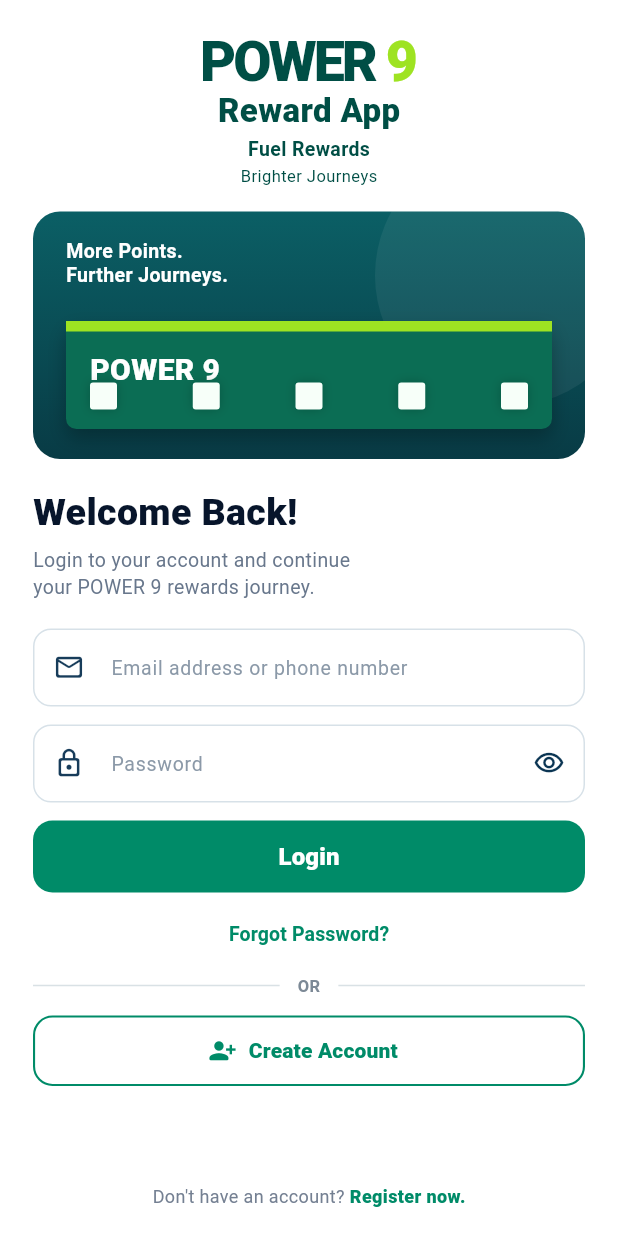
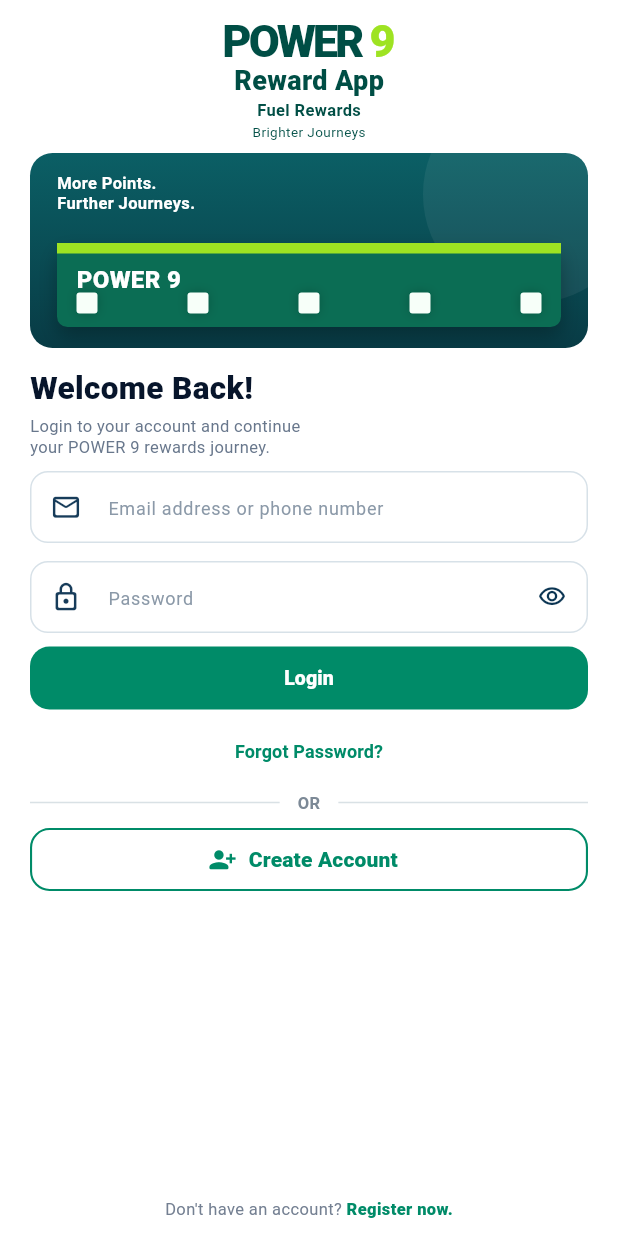
Before and after one commit to HtayOoLwin/bcn_power9_member_mobile, a Flutter app: the screen it shows after launch, on a phone screen of 412 x 824 dp. Run offline on Flutter 3.47's test engine with Material 3 defaults, Android fonts, the phone set to English and light mode, and no system bars.

Commit message:
Compact login layout to match POWER 9 reference

```diff
--- a/lib/main.dart
+++ b/lib/main.dart
@@ -60,19 +60,19 @@ class _LoginPageState extends State<LoginPage> {
         child: LayoutBuilder(
           builder: (context, constraints) {
             return SingleChildScrollView(
-              padding: const EdgeInsets.fromLTRB(22, 20, 22, 18),
+              padding: const EdgeInsets.fromLTRB(20, 10, 20, 10),
               child: ConstrainedBox(
-                constraints: BoxConstraints(minHeight: constraints.maxHeight - 38),
+                constraints: BoxConstraints(minHeight: constraints.maxHeight - 20),
                 child: IntrinsicHeight(
                   child: Column(
                     children: [
                       _buildBrand(),
-                      const SizedBox(height: 16),
+                      const SizedBox(height: 8),
                       _buildStationHero(),
-                      const SizedBox(height: 18),
+                      const SizedBox(height: 12),
                       _buildLoginForm(),
                       const Spacer(),
-                      const SizedBox(height: 18),
+                      const SizedBox(height: 10),
                       _buildRegisterFooter(),
                     ],
                   ),
@@ -91,7 +91,7 @@ class _LoginPageState extends State<LoginPage> {
         RichText(
           text: const TextSpan(
             style: TextStyle(
-              fontSize: 37,
+              fontSize: 30,
               fontWeight: FontWeight.w900,
               letterSpacing: -2,
             ),
@@ -105,17 +105,17 @@ class _LoginPageState extends State<LoginPage> {
           'Reward App',
           style: TextStyle(
             color: _darkGreen,
-            fontSize: 22,
+            fontSize: 18,
             height: 0.95,
             fontWeight: FontWeight.w800,
           ),
         ),
-        const SizedBox(height: 6),
+        const SizedBox(height: 3),
         const Text(
           'Fuel Rewards',
           style: TextStyle(
             color: _darkGreen,
-            fontSize: 13,
+            fontSize: 11,
             fontWeight: FontWeight.w600,
           ),
         ),
@@ -123,7 +123,7 @@ class _LoginPageState extends State<LoginPage> {
           'Brighter Journeys',
           style: TextStyle(
             color: _darkGreen,
-            fontSize: 11,
+            fontSize: 9,
             letterSpacing: .3,
           ),
         ),
@@ -133,11 +133,11 @@ class _LoginPageState extends State<LoginPage> {
 
   Widget _buildStationHero() {
     return Container(
-      height: 165,
+      height: 130,
       width: double.infinity,
       clipBehavior: Clip.antiAlias,
       decoration: BoxDecoration(
-        borderRadius: BorderRadius.circular(18),
+        borderRadius: BorderRadius.circular(15),
         gradient: const LinearGradient(
           begin: Alignment.topCenter,
           end: Alignment.bottomCenter,
@@ -150,8 +150,8 @@ class _LoginPageState extends State<LoginPage> {
             top: -45,
             right: -35,
             child: Container(
-              width: 175,
-              height: 175,
+              width: 145,
+              height: 145,
               decoration: BoxDecoration(
                 shape: BoxShape.circle,
                 color: Colors.white.withValues(alpha: .06),
@@ -159,11 +159,11 @@ class _LoginPageState extends State<LoginPage> {
             ),
           ),
           Positioned(
-            bottom: 20,
-            left: 22,
-            right: 22,
+            bottom: 14,
+            left: 18,
+            right: 18,
             child: Container(
-              height: 72,
+              height: 56,
               decoration: BoxDecoration(
                 color: const Color(0xFF0B6D54),
                 borderRadius: BorderRadius.circular(7),
@@ -184,28 +184,28 @@ class _LoginPageState extends State<LoginPage> {
                     child: Container(height: 7, color: _lime),
                   ),
                   const Positioned(
-                    left: 16,
-                    top: 18,
+                    left: 13,
+                    top: 13,
                     child: Text(
                       'POWER 9',
                       style: TextStyle(
                         color: Colors.white,
-                        fontSize: 20,
+                        fontSize: 16,
                         fontWeight: FontWeight.w900,
                       ),
                     ),
                   ),
                   Positioned(
-                    left: 16,
-                    right: 16,
-                    bottom: 13,
+                    left: 13,
+                    right: 13,
+                    bottom: 9,
                     child: Row(
                       mainAxisAlignment: MainAxisAlignment.spaceBetween,
                       children: List.generate(
                         5,
                         (_) => Container(
-                          width: 18,
-                          height: 18,
+                          width: 14,
+                          height: 14,
                           decoration: BoxDecoration(
                             color: const Color(0xFFF7FFF9),
                             borderRadius: BorderRadius.circular(2),
@@ -222,14 +222,14 @@ class _LoginPageState extends State<LoginPage> {
             ),
           ),
           const Positioned(
-            left: 22,
-            top: 18,
+            left: 18,
+            top: 14,
             child: Text(
               'More Points.\nFurther Journeys.',
               style: TextStyle(
                 color: Colors.white,
-                fontSize: 13,
-                height: 1.25,
+                fontSize: 11,
+                height: 1.2,
                 fontWeight: FontWeight.w700,
               ),
             ),
@@ -249,20 +249,20 @@ class _LoginPageState extends State<LoginPage> {
             'Welcome Back!',
             style: TextStyle(
               color: _navy,
-              fontSize: 25,
+              fontSize: 21,
               fontWeight: FontWeight.w900,
             ),
           ),
-          const SizedBox(height: 5),
+          const SizedBox(height: 3),
           const Text(
             'Login to your account and continue\nyour POWER 9 rewards journey.',
             style: TextStyle(
               color: Color(0xFF68778C),
-              fontSize: 13,
-              height: 1.35,
+              fontSize: 11,
+              height: 1.3,
             ),
           ),
-          const SizedBox(height: 18),
+          const SizedBox(height: 9),
           TextFormField(
             key: const Key('login_identifier'),
             controller: _userController,
@@ -294,7 +294,7 @@ class _LoginPageState extends State<LoginPage> {
                   _obscurePassword
                       ? Icons.visibility_outlined
                       : Icons.visibility_off_outlined,
-                  size: 21,
+                  size: 19,
                   color: const Color(0xFF0B3553),
                 ),
               ),
@@ -306,9 +306,9 @@ class _LoginPageState extends State<LoginPage> {
               return null;
             },
           ),
-          const SizedBox(height: 12),
+          const SizedBox(height: 9),
           SizedBox(
-            height: 48,
+            height: 42,
             child: FilledButton(
               key: const Key('login_button'),
               onPressed: _login,
@@ -320,7 +320,7 @@ class _LoginPageState extends State<LoginPage> {
               ),
               child: const Text(
                 'Login',
-                style: TextStyle(fontSize: 16, fontWeight: FontWeight.w800),
+                style: TextStyle(fontSize: 13, fontWeight: FontWeight.w800),
               ),
             ),
           ),
@@ -333,7 +333,7 @@ class _LoginPageState extends State<LoginPage> {
                 'Forgot Password?',
                 style: TextStyle(
                   color: _green,
-                  fontSize: 13,
+                  fontSize: 12,
                   fontWeight: FontWeight.w700,
                 ),
               ),
@@ -357,9 +357,9 @@ class _LoginPageState extends State<LoginPage> {
               Expanded(child: Divider(color: Color(0xFFD9E1E5))),
             ],
           ),
-          const SizedBox(height: 12),
+          const SizedBox(height: 9),
           SizedBox(
-            height: 47,
+            height: 42,
             child: OutlinedButton.icon(
               key: const Key('create_account_button'),
               onPressed: () {},
@@ -388,7 +388,7 @@ class _LoginPageState extends State<LoginPage> {
       children: [
         const Text(
           "Don't have an account? ",
-          style: TextStyle(color: Color(0xFF748092), fontSize: 12),
+          style: TextStyle(color: Color(0xFF748092), fontSize: 11),
         ),
         GestureDetector(
           onTap: () {},
@@ -396,7 +396,7 @@ class _LoginPageState extends State<LoginPage> {
             'Register now.',
             style: TextStyle(
               color: _green,
-              fontSize: 12,
+              fontSize: 11,
               fontWeight: FontWeight.w800,
             ),
           ),
@@ -412,13 +412,13 @@ class _LoginPageState extends State<LoginPage> {
   }) {
     return InputDecoration(
       hintText: hint,
-      hintStyle: const TextStyle(color: Color(0xFF8B99A8), fontSize: 13),
+      hintStyle: const TextStyle(color: Color(0xFF8B99A8), fontSize: 12),
       prefixIcon: Icon(icon, size: 21, color: const Color(0xFF173C5A)),
       suffixIcon: suffix,
       filled: true,
       fillColor: Colors.white,
       isDense: true,
-      contentPadding: const EdgeInsets.symmetric(vertical: 14, horizontal: 14),
+      contentPadding: const EdgeInsets.symmetric(vertical: 11, horizontal: 12),
       border: OutlineInputBorder(
         borderRadius: BorderRadius.circular(12),
         borderSide: const BorderSide(color: Color(0xFFD7E1E8)),
```
